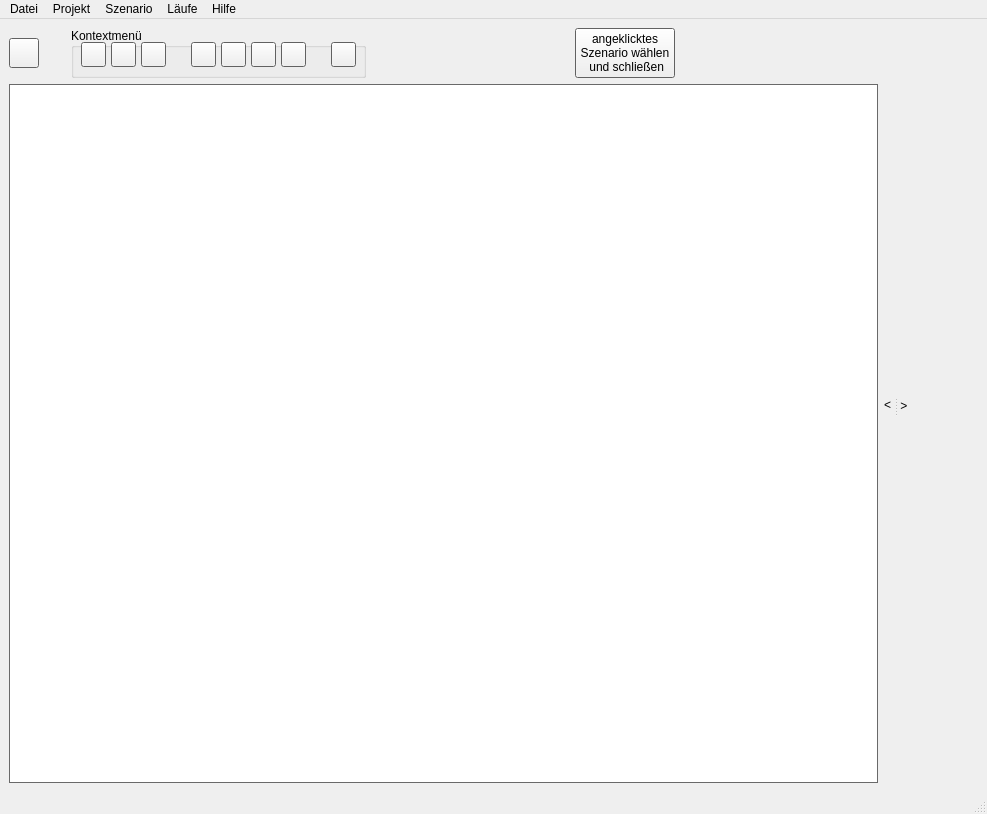
Old version of the form src/gui_vm/view/qt_designed/main_window.ui in the repository ChrFr/gui_vm.
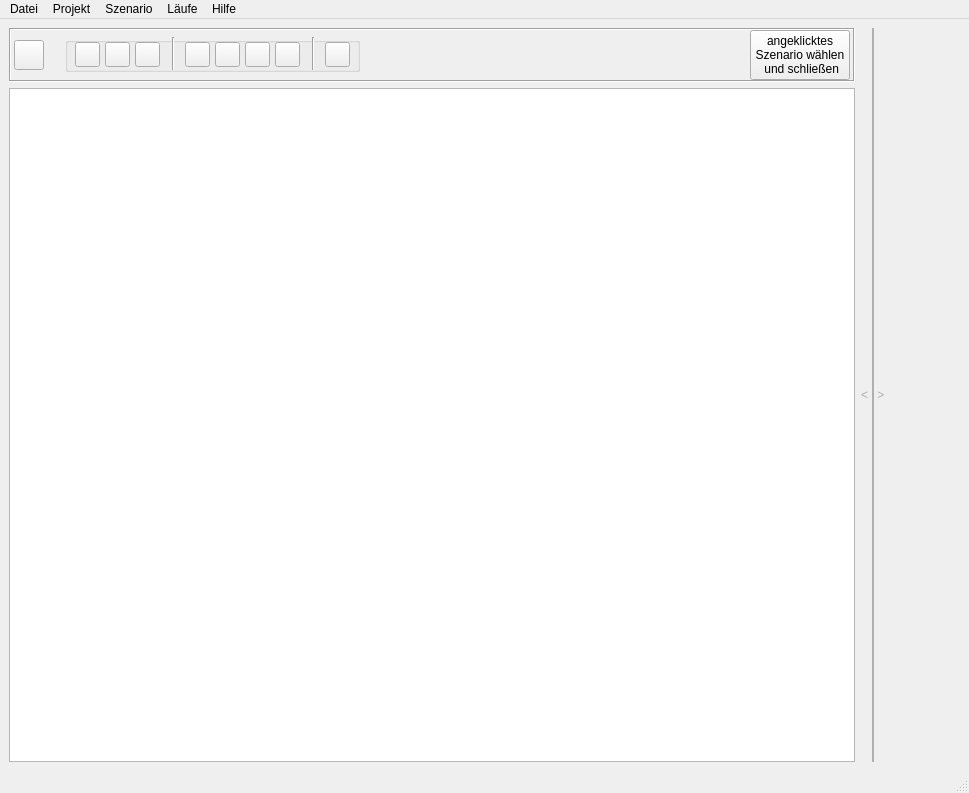
New version of the form. Icons and pictures are not drawn.

Commit message: Update: changed layout of buttons/buttongroup, added some css

```diff
--- a/src/gui_vm/view/qt_designed/main_window.ui
+++ b/src/gui_vm/view/qt_designed/main_window.ui
@@ -6,8 +6,8 @@
    <rect>
     <x>0</x>
     <y>0</y>
-    <width>987</width>
-    <height>814</height>
+    <width>969</width>
+    <height>793</height>
    </rect>
   </property>
   <property name="windowTitle">
@@ -17,6 +17,9 @@
    <iconset resource="gui.qrc">
     <normaloff>:/buttons/icons/favicon.ico</normaloff>:/buttons/icons/favicon.ico</iconset>
   </property>
+  <property name="styleSheet">
+   <string notr="true"/>
+  </property>
   <widget class="QWidget" name="centralwidget">
    <layout class="QGridLayout" name="gridLayout">
     <item row="0" column="0">
@@ -91,6 +94,24 @@
         </disabled>
        </palette>
       </property>
+      <property name="styleSheet">
+       <string notr="true">QSplitter::handle {
+	background: rgb(175, 175, 175);
+}
+
+QSplitter::handle:hover {
+    background: rgb(106, 106, 106)
+}
+
+QSplitter::handle:pressed {
+    image: rgb(71, 255, 39);
+}
+
+#handle_left_arrow, #handle_right_arrow{
+	color: rgb(175, 175, 175);
+}
+</string>
+      </property>
       <property name="frameShape">
        <enum>QFrame::NoFrame</enum>
       </property>
@@ -114,32 +135,74 @@
         <item>
          <layout class="QVBoxLayout" name="verticalLayout_3">
           <item>
-           <layout class="QGridLayout" name="gridLayout_4">
+           <widget class="QFrame" name="button_bar">
+            <property name="sizePolicy">
+             <sizepolicy hsizetype="Preferred" vsizetype="Preferred">
+              <horstretch>0</horstretch>
+              <verstretch>0</verstretch>
+             </sizepolicy>
+            </property>
+            <property name="minimumSize">
+             <size>
+              <width>0</width>
+              <height>50</height>
+             </size>
+            </property>
+            <property name="maximumSize">
+             <size>
+              <width>16777215</width>
+              <height>16777215</height>
+             </size>
+            </property>
+            <property name="styleSheet">
+             <string notr="true">#button_bar{
+	border: 1px solid grey;
+	border-radius: 2px; 
+	background: rgb(225, 225, 225);
+}
+
+#context_button_group&gt;QPushButton{
+	border: none;
+}
+
+#context_button_group{
+	border: 1px solid grey;
+	border-radius: 2px;
+	background: rgb(245, 245, 245);
+}
+
+#context_button_group&gt;QPushButton:hover {
+	border: 1px;
+	border-radius: 4;
+	background: rgb(197, 204, 248);
+}</string>
+            </property>
+            <property name="frameShape">
+             <enum>QFrame::Box</enum>
+            </property>
+            <property name="frameShadow">
+             <enum>QFrame::Sunken</enum>
+            </property>
+            <layout class="QHBoxLayout" name="horizontalLayout">
+             <property name="spacing">
+              <number>1</number>
+             </property>
             <property name="sizeConstraint">
              <enum>QLayout::SetDefaultConstraint</enum>
             </property>
-            <item row="0" column="9">
-             <widget class="QPushButton" name="scenario_choice_button">
-              <property name="minimumSize">
-               <size>
-                <width>100</width>
-                <height>50</height>
-               </size>
-              </property>
-              <property name="maximumSize">
-               <size>
-                <width>16777215</width>
-                <height>16777215</height>
-               </size>
-              </property>
-              <property name="text">
-               <string>angeklicktes
-Szenario wählen 
- und schließen</string>
-              </property>
-             </widget>
-            </item>
-            <item row="0" column="0">
+             <property name="leftMargin">
+              <number>3</number>
+             </property>
+             <property name="topMargin">
+              <number>0</number>
+             </property>
+             <property name="rightMargin">
+              <number>3</number>
+             </property>
+             <property name="bottomMargin">
+              <number>0</number>
+             </property>
+             <item>
              <widget class="QPushButton" name="open_button">
               <property name="minimumSize">
                <size>
@@ -171,7 +234,7 @@
               </property>
              </widget>
             </item>
-            <item row="0" column="3" colspan="2">
+             <item>
              <spacer name="horizontalSpacer_4">
               <property name="orientation">
                <enum>Qt::Horizontal</enum>
@@ -187,38 +250,28 @@
               </property>
              </spacer>
             </item>
-            <item row="0" column="10">
-             <spacer name="horizontalSpacer_3">
-              <property name="orientation">
-               <enum>Qt::Horizontal</enum>
-              </property>
-              <property name="sizeType">
-               <enum>QSizePolicy::Expanding</enum>
-              </property>
-              <property name="sizeHint" stdset="0">
-               <size>
-                <width>40</width>
-                <height>20</height>
-               </size>
-              </property>
-             </spacer>
-            </item>
-            <item row="0" column="5" colspan="3">
+             <item>
              <widget class="QGroupBox" name="context_button_group">
+               <property name="sizePolicy">
+                <sizepolicy hsizetype="Preferred" vsizetype="Fixed">
+                 <horstretch>0</horstretch>
+                 <verstretch>0</verstretch>
+                </sizepolicy>
+               </property>
               <property name="minimumSize">
                <size>
                 <width>295</width>
-                <height>45</height>
+                 <height>35</height>
                </size>
               </property>
               <property name="title">
-               <string>Kontextmenü</string>
-              </property>
-              <widget class="QToolButton" name="plus_button">
+                <string/>
+               </property>
+               <widget class="QPushButton" name="plus_button">
                <property name="geometry">
                 <rect>
                  <x>10</x>
-                 <y>14</y>
+                  <y>5</y>
                  <width>25</width>
                  <height>25</height>
                 </rect>
@@ -277,11 +330,11 @@
                 </size>
                </property>
               </widget>
-              <widget class="QToolButton" name="minus_button">
+               <widget class="QPushButton" name="minus_button">
                <property name="geometry">
                 <rect>
                  <x>70</x>
-                 <y>14</y>
+                  <y>5</y>
                  <width>25</width>
                  <height>25</height>
                 </rect>
@@ -307,7 +360,7 @@
                <property name="geometry">
                 <rect>
                  <x>120</x>
-                 <y>14</y>
+                  <y>5</y>
                  <width>25</width>
                  <height>25</height>
                 </rect>
@@ -342,7 +395,7 @@
                <property name="geometry">
                 <rect>
                  <x>180</x>
-                 <y>14</y>
+                  <y>5</y>
                  <width>25</width>
                  <height>25</height>
                 </rect>
@@ -368,13 +421,13 @@
                <property name="geometry">
                 <rect>
                  <x>260</x>
-                 <y>14</y>
+                  <y>5</y>
                  <width>25</width>
                  <height>25</height>
                 </rect>
                </property>
                <property name="toolTip">
-                <string>Zurücksetzen</string>
+                 <string>Sperren</string>
                </property>
                <property name="text">
                 <string/>
@@ -398,7 +451,7 @@
                <property name="geometry">
                 <rect>
                  <x>40</x>
-                 <y>14</y>
+                  <y>5</y>
                  <width>25</width>
                  <height>25</height>
                 </rect>
@@ -424,7 +477,7 @@
                <property name="geometry">
                 <rect>
                  <x>210</x>
-                 <y>14</y>
+                  <y>5</y>
                  <width>25</width>
                  <height>25</height>
                 </rect>
@@ -450,7 +503,7 @@
                <property name="geometry">
                 <rect>
                  <x>150</x>
-                 <y>14</y>
+                  <y>5</y>
                  <width>25</width>
                  <height>25</height>
                 </rect>
@@ -484,9 +537,35 @@
                 </size>
                </property>
               </widget>
-             </widget>
-            </item>
-            <item row="0" column="8">
+               <widget class="Line" name="line">
+                <property name="geometry">
+                 <rect>
+                  <x>100</x>
+                  <y>0</y>
+                  <width>16</width>
+                  <height>33</height>
+                 </rect>
+                </property>
+                <property name="orientation">
+                 <enum>Qt::Vertical</enum>
+                </property>
+               </widget>
+               <widget class="Line" name="line_2">
+                <property name="geometry">
+                 <rect>
+                  <x>240</x>
+                  <y>0</y>
+                  <width>16</width>
+                  <height>33</height>
+                 </rect>
+                </property>
+                <property name="orientation">
+                 <enum>Qt::Vertical</enum>
+                </property>
+               </widget>
+              </widget>
+             </item>
+             <item>
              <spacer name="horizontalSpacer">
               <property name="orientation">
                <enum>Qt::Horizontal</enum>
@@ -499,7 +578,35 @@
               </property>
              </spacer>
             </item>
-           </layout>
+             <item>
+              <widget class="QPushButton" name="scenario_choice_button">
+               <property name="sizePolicy">
+                <sizepolicy hsizetype="Minimum" vsizetype="Preferred">
+                 <horstretch>0</horstretch>
+                 <verstretch>0</verstretch>
+                </sizepolicy>
+               </property>
+               <property name="minimumSize">
+                <size>
+                 <width>100</width>
+                 <height>45</height>
+                </size>
+               </property>
+               <property name="maximumSize">
+                <size>
+                 <width>16777215</width>
+                 <height>16777215</height>
+                </size>
+               </property>
+               <property name="text">
+                <string>angeklicktes
+Szenario wählen 
+ und schließen</string>
+               </property>
+              </widget>
+             </item>
+            </layout>
+           </widget>
           </item>
           <item>
            <widget class="QTreeView" name="qtreeview">
@@ -560,7 +667,7 @@
          </layout>
         </item>
         <item>
-         <widget class="QLabel" name="label_2">
+         <widget class="QLabel" name="handle_left_arrow">
           <property name="text">
            <string>&lt; </string>
           </property>
@@ -571,7 +678,7 @@
       <widget class="QWidget" name="layoutWidget">
        <layout class="QHBoxLayout" name="horizontalLayout_2">
         <item>
-         <widget class="QLabel" name="label">
+         <widget class="QLabel" name="handle_right_arrow">
           <property name="text">
            <string> &gt;</string>
           </property>
@@ -605,7 +712,7 @@
     <rect>
      <x>0</x>
      <y>0</y>
-     <width>987</width>
+     <width>969</width>
      <height>21</height>
     </rect>
    </property>
```
Lines whose indentation alone changed are shown as unchanged. The commit also changes 1 other file.
